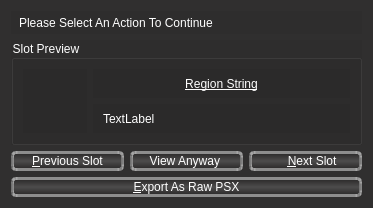
Old version of the form errbox.ui in the repository sithlord48/blackchocobo.
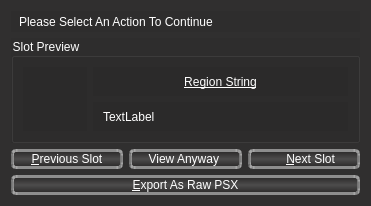
New version of the form. Icons and pictures are not drawn.

The edit to the form file:
```diff
--- a/errbox.ui
+++ b/errbox.ui
@@ -9,8 +9,8 @@
    <rect>
     <x>0</x>
     <y>0</y>
-    <width>373</width>
-    <height>208</height>
+    <width>371</width>
+    <height>206</height>
    </rect>
   </property>
   <property name="sizePolicy">
```
Left out of the diff: 6 changed lines with no effect on the pictures.
